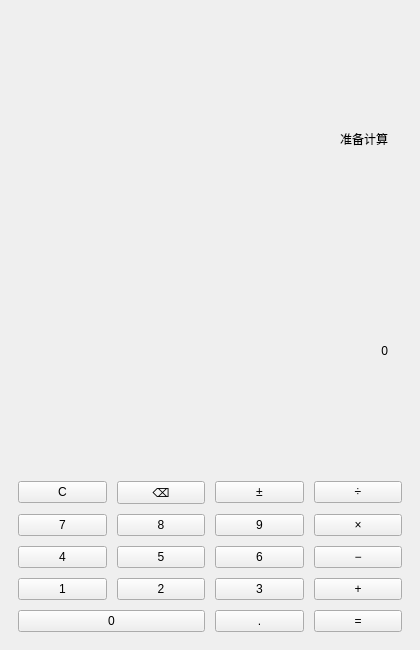
dez628/QtCourse, file Experiment1_Calculator/calculator.ui: the form before one commit.
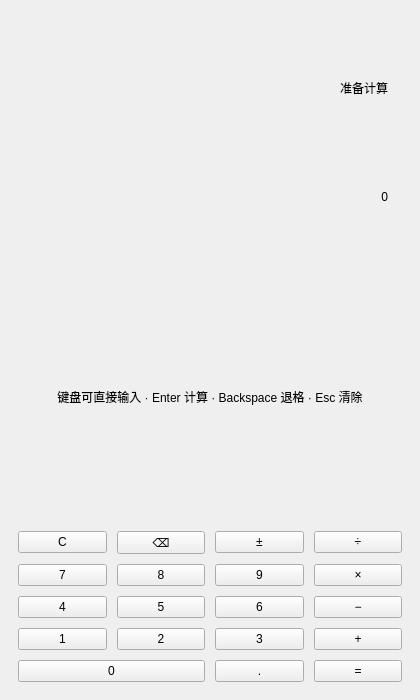
The form after the commit.

Commit message: 实验1：优化样式并补充键盘操作提示

What changed in the file:
```diff
--- a/Experiment1_Calculator/calculator.ui
+++ b/Experiment1_Calculator/calculator.ui
@@ -7,13 +7,13 @@
     <x>0</x>
     <y>0</y>
     <width>420</width>
-    <height>650</height>
+    <height>700</height>
    </rect>
   </property>
   <property name="minimumSize">
    <size>
-    <width>340</width>
-    <height>520</height>
+    <width>360</width>
+    <height>620</height>
    </size>
   </property>
   <property name="windowTitle">
@@ -92,6 +92,16 @@
       </layout>
      </widget>
     </item>
+    <item>
+     <widget class="QLabel" name="keyboardHintLabel">
+      <property name="text">
+       <string>键盘可直接输入 · Enter 计算 · Backspace 退格 · Esc 清除</string>
+      </property>
+      <property name="alignment">
+       <set>Qt::AlignmentFlag::AlignCenter</set>
+      </property>
+     </widget>
+    </item>
     <item>
      <layout class="QGridLayout" name="buttonGrid">
       <property name="horizontalSpacing">
```
The commit also changes 4 other files.
